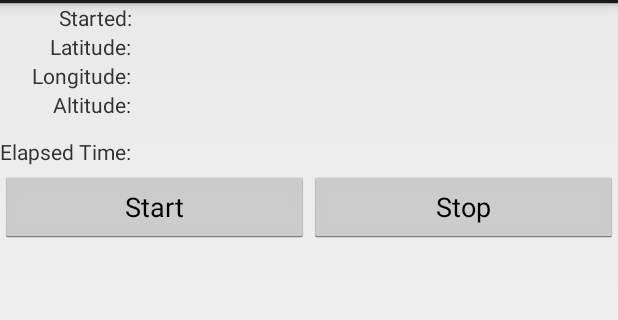
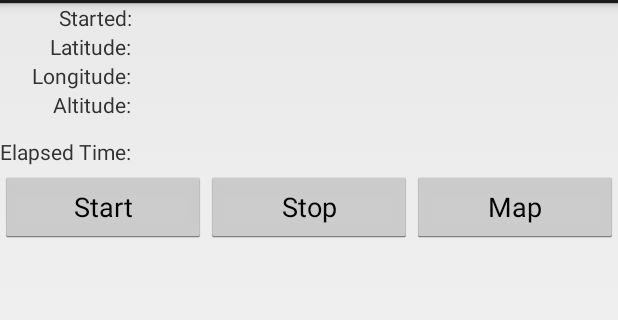
Before and after one commit to alexyuan2013/RunTracker, an Android app: the RunFragment screen opened directly, with no data from a screen before it, on a phone screen of 412 x 824 dp, the part 69-389 px from its top. Run offline under Robolectric (Android 15) with nearby library versions, the phone set to English and light mode, and no system bars.

Commit message:
加入google map

```diff
--- a/build.gradle
+++ b/build.gradle
@@ -20,6 +20,7 @@ android {
 }
 
 dependencies {
-    compile fileTree(dir: 'libs', include: ['*.jar'])
+    compile fileTree(include: ['*.jar'], dir: 'libs')
     compile 'com.android.support:appcompat-v7:22.2.0'
+    compile 'com.google.android.gms:play-services:7.5.0'
 }
--- a/src/main/java/com/example/alex/runtracker/RunFragment.java
+++ b/src/main/java/com/example/alex/runtracker/RunFragment.java
@@ -1,5 +1,6 @@
 package com.example.alex.runtracker;
 
+import android.content.Intent;
 import android.support.v4.app.LoaderManager;
 import android.content.BroadcastReceiver;
 import android.content.Context;
@@ -21,7 +22,7 @@ import android.widget.Toast;
  * Created by Alex on 2015/7/20.
  */
 public class RunFragment extends Fragment {
-    private Button mStartButton, mStopButton;
+    private Button mStartButton, mStopButton, mMapButton;
     private TextView mStartedTextView, mLatitudeTextView, mLongitudeTextView,
             mAltitudeTextView, mDurationTextView;
 
@@ -88,7 +89,7 @@ public class RunFragment extends Fragment {
     @Nullable
     @Override
     public View onCreateView(LayoutInflater inflater, @Nullable ViewGroup container,
-                             @Nullable Bundle savedInstanceState) {
+                             @Nullable final Bundle savedInstanceState) {
         View view = inflater.inflate(R.layout.fragment_run, container, false);
 
         mStartedTextView = (TextView) view.findViewById(R.id.run_startedTextView);
@@ -121,6 +122,16 @@ public class RunFragment extends Fragment {
                 updateUI();
             }
         });
+
+        mMapButton = (Button)view.findViewById(R.id.run_mapButton);
+        mMapButton.setOnClickListener(new View.OnClickListener() {
+            @Override
+            public void onClick(View v) {
+                Intent i = new Intent(getActivity(), RunMapActivity.class);
+                i.putExtra(RunMapActivity.EXTRA_RUN_ID, mRun.getId());
+                startActivity(i);
+            }
+        });
         return view;
     }
 
@@ -151,6 +162,9 @@ public class RunFragment extends Fragment {
             mLatitudeTextView.setText(Double.toString(mLastLocation.getLatitude()));
             mLongitudeTextView.setText(Double.toString(mLastLocation.getLongitude()));
             mAltitudeTextView.setText(Double.toString(mLastLocation.getAltitude()));
+            mMapButton.setEnabled(true);
+        } else {
+            mMapButton.setEnabled(false);
         }
         mDurationTextView.setText(Run.formatDuration(durationSeconds));
         mStartButton.setEnabled(!started);
--- a/src/main/res/layout/fragment_run.xml
+++ b/src/main/res/layout/fragment_run.xml
@@ -85,5 +85,11 @@
             android:layout_weight="1"
             android:text="@string/stop"
             />
+        <Button
+            android:id="@+id/run_mapButton"
+            android:layout_width="0dp"
+            android:layout_height="wrap_content"
+            android:layout_weight="1"
+            android:text="@string/map"/>
     </LinearLayout>
 </TableLayout>
--- a/src/main/res/values/strings.xml
+++ b/src/main/res/values/strings.xml
@@ -11,4 +11,10 @@
     <string name="gps_disabled">GPS Disabled</string>
     <string name="cell_text">Run at %1$s</string>
     <string name="new_run">New Run</string>
+
+    <string name="map">Map</string>
+    <string name="run_start">Run Start</string>
+    <string name="run_start_at_format">Run start at %s</string>
+    <string name="run_finish">Run Finish</string>
+    <string name="run_finished_at_format">Run finished at %s</string>
 </resources>
```
Also changed, not shown: src/main/AndroidManifest.xml (+16 -1 lines), src/main/java/com/example/alex/runtracker/RunMapActivity.java (added, +20 -0 lines), src/main/java/com/example/alex/runtracker/RunMapFragment.java (added, +41 -0 lines), 1 other file.
